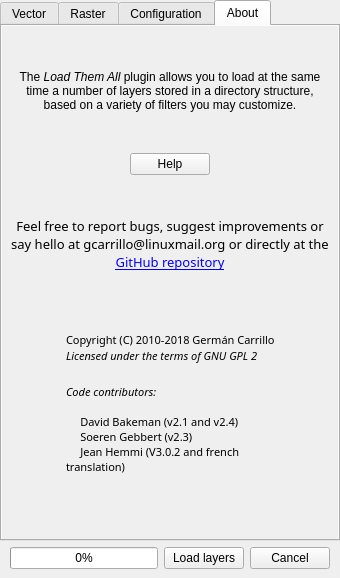
Above: Ui_DockWidget.ui from gacarrillor/loadthemall before the change. Below: the same form after it.
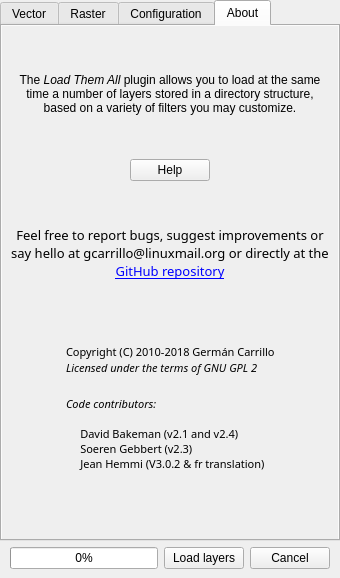
That is the form after the change. Icons and pictures are not drawn.

The edit to the form file:
```diff
--- a/Ui_DockWidget.ui
+++ b/Ui_DockWidget.ui
@@ -955,7 +955,7 @@
                    <string notr="true">font: 8pt &quot;Sans Serif&quot;;</string>
                   </property>
                   <property name="text">
-                   <string>&lt;html&gt;&lt;head/&gt;&lt;body&gt;&lt;p&gt;&lt;span style=&quot; font-style:italic;&quot;&gt;Code contributors:&lt;/span&gt;&lt;br/&gt;&lt;br/&gt;     David Bakeman (v2.1 and v2.4)&lt;br/&gt;     Soeren Gebbert (v2.3)&lt;br/&gt;     Jean Hemmi (V3.0.2 and french translation)&lt;/p&gt;&lt;/body&gt;&lt;/html&gt;</string>
+                   <string>&lt;html&gt;&lt;head/&gt;&lt;body&gt;&lt;p&gt;&lt;span style=&quot; font-style:italic;&quot;&gt;Code contributors:&lt;/span&gt;&lt;br/&gt;&lt;br/&gt;     David Bakeman (v2.1 and v2.4)&lt;br/&gt;     Soeren Gebbert (v2.3)&lt;br/&gt;     Jean Hemmi (V3.0.2 &amp;amp; fr translation)&lt;/p&gt;&lt;/body&gt;&lt;/html&gt;</string>
                   </property>
                   <property name="wordWrap">
                    <bool>true</bool>
```
Left out of the diff: 2 changed lines with no effect on the pictures.
